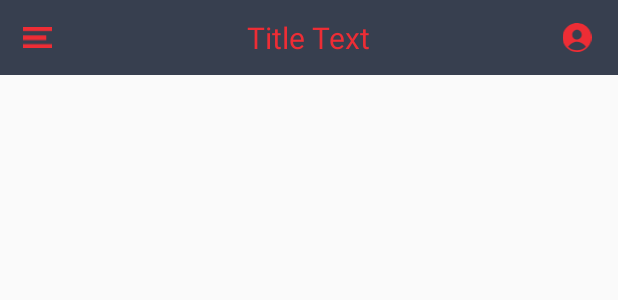
After one commit to DylanLange/GocationAndroid, an Android app: the layout generic_action_bar.xml on its own in the app's theme, with its tools: preview values and no code run, on a phone screen of 412 x 824 dp. The commit adds this screen. Shown: the top 300 px of the screen. Run offline under Robolectric (Android 15) with nearby library versions, the phone set to English and light mode, and no system bars.

Commit message:
drawer and menu bar

```diff
--- a/app/build.gradle
+++ b/app/build.gradle
@@ -36,6 +36,8 @@ dependencies {
     testCompile 'junit:junit:4.12'
     compile "org.jetbrains.kotlin:kotlin-stdlib-jre7:$kotlin_version"
 
+    compile 'co.zsmb:materialdrawer-kt:1.0.1'
+
     compile 'org.altbeacon:android-beacon-library:2.10'
     compile 'com.mcxiaoke.koi:core:0.5.3'
 }
--- a/app/src/main/java/com/gocation/gocation_android/app/GocationApplication.kt
+++ b/app/src/main/java/com/gocation/gocation_android/app/GocationApplication.kt
@@ -1,7 +1,9 @@
 package com.gocation.gocation_android.app
 
 import android.app.Application
+import android.content.Intent
 import com.facebook.FacebookSdk
+import nz.co.paperkite.pk_office_android.background.BackgroundBeaconService
 import org.altbeacon.beacon.BeaconManager
 import org.altbeacon.beacon.BeaconParser
 import org.altbeacon.beacon.Region
@@ -45,7 +47,7 @@ class GocationApplication:
         // if you want the Activity to launch every single time beacons come into view, remove this call.
         mRegionBootstrap.disable()
 
-//        startService(Intent(this, BackgroundBeaconService::class.java))
+        startService(Intent(this, BackgroundBeaconService::class.java))
     }
 
     override fun didExitRegion(p0: Region?) {
--- a/app/src/main/java/com/gocation/gocation_android/notifications/NotificationsActivity.kt
+++ b/app/src/main/java/com/gocation/gocation_android/notifications/NotificationsActivity.kt
@@ -1,17 +1,17 @@
 package com.gocation.gocation_android.notifications
 
 import android.os.Bundle
+import android.support.v7.app.AppCompatActivity
 import com.gocation.gocation_android.R
 
 /**
  * Created by Billy on 23/05/17.
  */
-class NotificationsActivity {
+class NotificationsActivity: AppCompatActivity() {
 
     override fun onCreate(savedInstanceState: Bundle?) {
         super.onCreate(savedInstanceState)
         setContentView(R.layout.activity_usernotifications)
     }
 
-
 }
--- a/app/src/main/res/drawable/ic_menu.xml
+++ b/app/src/main/res/drawable/ic_menu.xml
@@ -1,6 +1,6 @@
 <vector xmlns:android="http://schemas.android.com/apk/res/android"
-        android:width="7dp"
-        android:height="5dp"
+        android:width="70dp"
+        android:height="50dp"
         android:viewportWidth="7.1"
         android:viewportHeight="5.7">
     <path
--- a/app/src/main/res/drawable/ic_profile.xml
+++ b/app/src/main/res/drawable/ic_profile.xml
@@ -1,9 +1,6 @@
 <vector android:height="24dp" android:viewportHeight="349.4"
     android:viewportWidth="348.9" android:width="24dp" xmlns:android="http://schemas.android.com/apk/res/android">
-    <path android:fillColor="#F5979A" android:pathData="M168.1,0c4,0 8,0 11.9,0c0.5,0.5 0,1.5 -0.5,2c-3.5,1.5 -7.5,1.5 -10.9,0C168.1,1.5 167.6,0.5 168.1,0z"/>
-    <path android:fillColor="#FACCCE" android:pathData="M168.1,0c0,0.5 0,0.5 0,1c-2,2 -4,2 -6,0c0,-0.5 0,-0.5 0,-1C164.2,0 166.1,0 168.1,0z"/>
-    <path android:fillColor="#FAC4C6" android:pathData="M180.1,1c0,-0.5 0,-0.5 0,-1c2,0 4,0 6,0c0,0.5 0,0.5 0,1C184.1,3 182.1,3 180.1,1z"/>
     <path android:fillColor="#ED2D35" android:pathData="M180.1,1c2,0 4,0 6,0c80.1,6.5 142.8,61.2 159.2,139.8c19.4,91.1 -41.8,185.1 -132.9,204.5C116.4,365.8 25.3,307.1 3.9,211C-17,116.9 48.2,19.4 143.3,3.5c6.5,-1 12.4,-1.5 18.9,-2.5c2,0 4,0 6,0C172.1,1 176.1,1 180.1,1z"/>
-    <path android:fillColor="#FEFEFE" android:pathData="M176.1,328.9c-41.3,-0.5 -75.6,-13.9 -105,-39.8c-2,-2 -4.5,-3 -1.5,-6.5c20.9,-25.9 45.8,-46.3 79.1,-54.2c38.8,-9.5 73.2,2 103.5,26.4c10,8 18.9,17.4 26.9,27.9c2.5,3 2,4 -0.5,6.5C249.3,315.5 214.4,328.5 176.1,328.9z"/>
-    <path android:fillColor="#FEFEFE" android:pathData="M117.4,140.3c0.5,-33.3 26.4,-59.2 58.7,-59.2c30.4,0 55.2,27.9 55.2,61.7c-0.5,31.4 -26.9,57.7 -58.2,57.2C142.8,199.6 117.4,172.7 117.4,140.3z"/>
+    <path android:fillColor="#373f4f" android:pathData="M176.1,328.9c-41.3,-0.5 -75.6,-13.9 -105,-39.8c-2,-2 -4.5,-3 -1.5,-6.5c20.9,-25.9 45.8,-46.3 79.1,-54.2c38.8,-9.5 73.2,2 103.5,26.4c10,8 18.9,17.4 26.9,27.9c2.5,3 2,4 -0.5,6.5C249.3,315.5 214.4,328.5 176.1,328.9z"/>
+    <path android:fillColor="#373f4f" android:pathData="M117.4,140.3c0.5,-33.3 26.4,-59.2 58.7,-59.2c30.4,0 55.2,27.9 55.2,61.7c-0.5,31.4 -26.9,57.7 -58.2,57.2C142.8,199.6 117.4,172.7 117.4,140.3z"/>
 </vector>
--- a/app/src/main/res/layout/activity_login.xml
+++ b/app/src/main/res/layout/activity_login.xml
@@ -16,7 +16,7 @@
             android:layout_height="match_parent"
             android:layout_marginTop="25dp"
             android:padding="45dp"
-            android:src="@drawable/logo"/>
+            android:src="@drawable/ic_logo"/>
 
     </LinearLayout>
 
--- /dev/null
+++ b/app/src/main/res/layout/generic_action_bar.xml
@@ -0,0 +1,38 @@
+<?xml version="1.0" encoding="utf-8"?>
+<RelativeLayout xmlns:android="http://schemas.android.com/apk/res/android"
+    xmlns:tools="http://schemas.android.com/tools"
+    android:layout_width="match_parent"
+    android:layout_height="50dp"
+    xmlns:app="http://schemas.android.com/apk/res-auto"
+    android:gravity="center_vertical"
+    android:background="#373f4f">
+
+    <ImageView
+        android:id="@+id/btn_menu"
+        android:layout_width="50dp"
+        android:layout_height="50dp"
+        android:padding="15dp"
+        android:scaleType="centerInside"
+        android:adjustViewBounds="true"
+        android:src="@drawable/ic_menu"/>
+
+    <TextView
+        android:id="@+id/tv_action_bar_title"
+        android:layout_width="wrap_content"
+        android:layout_height="wrap_content"
+        android:layout_gravity="center"
+        android:layout_centerInParent="true"
+        android:textSize="20dp"
+        android:textColor="@color/colorAccent"
+        android:text="Title Text" />
+
+    <ImageView
+        android:id="@+id/btn_alternate"
+        android:layout_width="wrap_content"
+        android:layout_height="wrap_content"
+        android:layout_gravity="right"
+        android:layout_alignParentRight="true"
+        android:padding="15dp"
+        android:src="@drawable/ic_profile"/>
+
+</RelativeLayout>
--- a/app/src/main/res/values/colors.xml
+++ b/app/src/main/res/values/colors.xml
@@ -1,6 +1,6 @@
 <?xml version="1.0" encoding="utf-8"?>
 <resources>
-    <color name="colorPrimary">#3F51B5</color>
+    <color name="colorPrimary">#373f4f</color>
     <color name="colorPrimaryDark">#303F9F</color>
-    <color name="colorAccent">#FF4081</color>
+    <color name="colorAccent">#ED2D35</color>
 </resources>
```
Also changed, not shown: app/src/main/java/com/gocation/gocation_android/Constants.kt (+9 -0 lines), app/src/main/java/com/gocation/gocation_android/background/BackgroundBeaconService.kt (+171 -172 lines), app/src/main/java/com/gocation/gocation_android/data/SimpleBeacon.kt (added, +10 -0 lines), app/src/main/java/com/gocation/gocation_android/main/MainActivity.kt (+31 -0 lines), app/src/main/res/layout/activity_main.xml (+0 -59 lines).
